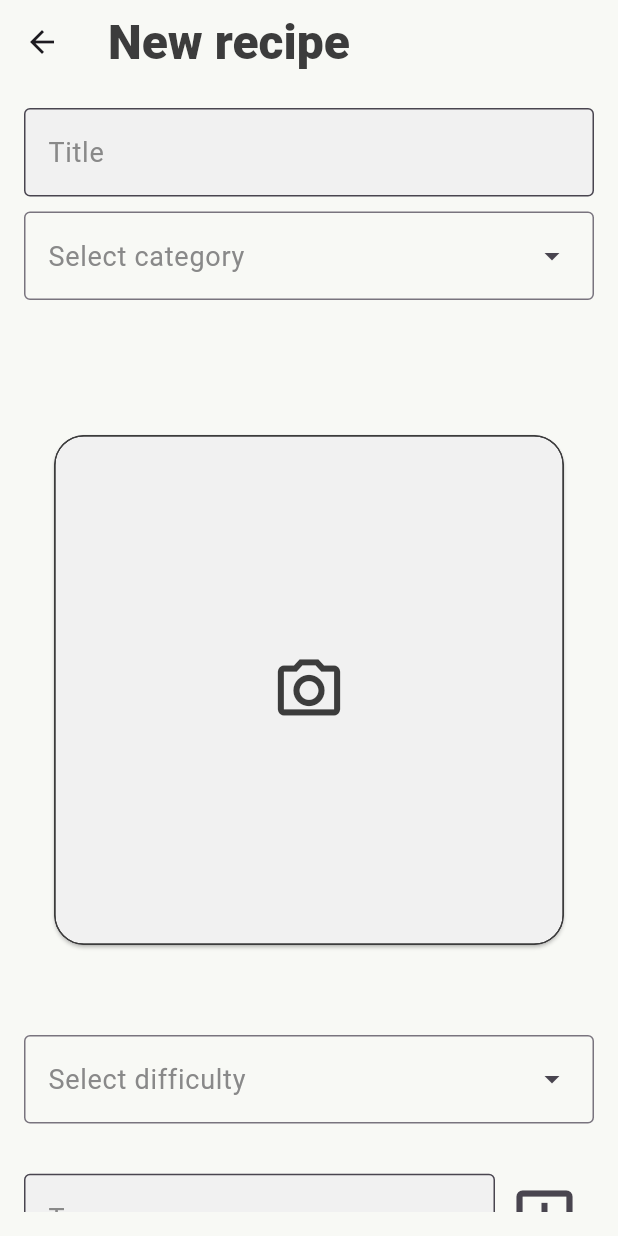
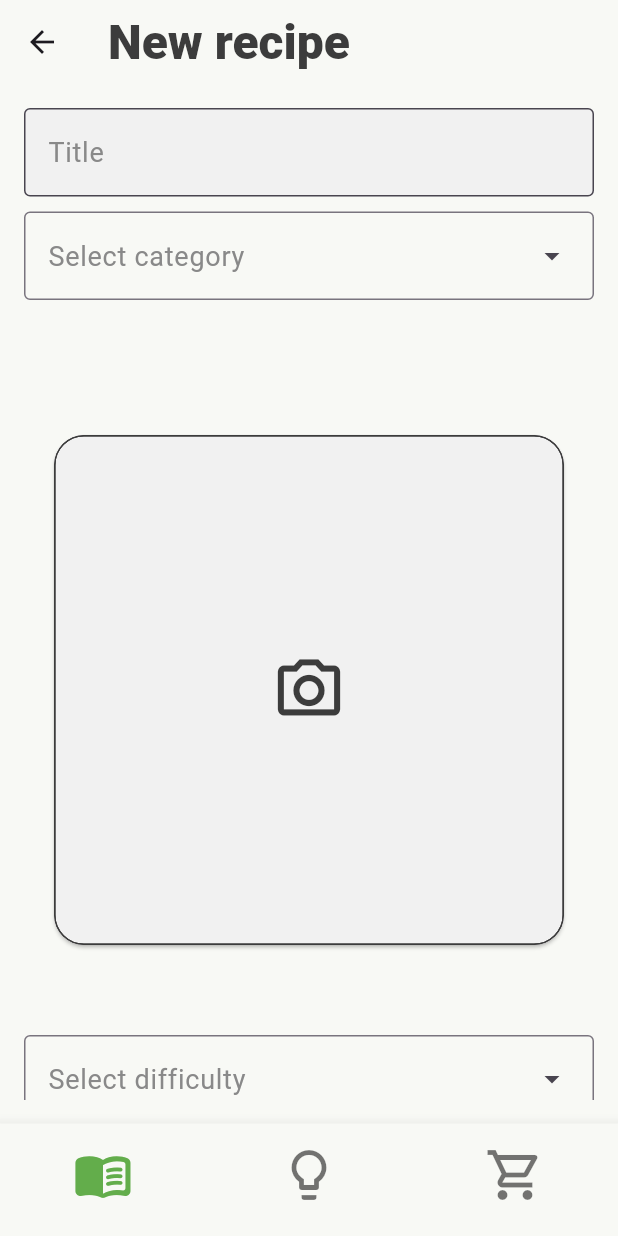
Before and after one commit to Jura17/dishdrop_app_projekt, a Flutter app: the screen it shows after launch, after a tap on "Add Recipe", on a phone screen of 412 x 824 dp. Run offline on Flutter 3.47's test engine with Material 3 defaults, Android fonts, the phone set to English and light mode, and no system bars; our stand-ins replace image_picker, objectbox, shared_preferences; missing offline and left inert: alert_banner, simple_tags; generated files the repository leaves out were written again; network calls fail.

Commit message:
fix: - make bottom nav bar more persistent (still disappears when opening a recommended recipe) - make recommendation card work with asset images as well

```diff
--- a/lib/dish_drop_app.dart
+++ b/lib/dish_drop_app.dart
@@ -4,9 +4,7 @@ import 'package:dishdrop_app_projekt/ui/screens/shopping_list_screen.dart';
 import 'package:flutter/material.dart';
 
 class DishDropApp extends StatefulWidget {
-  const DishDropApp({
-    super.key,
-  });
+  const DishDropApp({super.key});
 
   @override
   State<DishDropApp> createState() => _DishDropAppState();
@@ -15,34 +13,98 @@ class DishDropApp extends StatefulWidget {
 class _DishDropAppState extends State<DishDropApp> {
   int activeIndex = 0;
 
+  final List<GlobalKey<NavigatorState>> _navigatorKeys = [
+    GlobalKey<NavigatorState>(),
+    GlobalKey<NavigatorState>(),
+    GlobalKey<NavigatorState>(),
+  ];
+
+  void _onTap(int index) {
+    if (index == activeIndex) {
+      // If you tap again on the same tab, maybe pop to first route
+      _navigatorKeys[index].currentState?.popUntil((route) => route.isFirst);
+    } else {
+      setState(() {
+        activeIndex = index;
+      });
+    }
+  }
+
   @override
   Widget build(BuildContext context) {
     return Scaffold(
-      body: [
-        CategoriesScreen(),
-        RecommendationScreen(),
-        ShoppingListScreen(),
-      ][activeIndex],
+      body: IndexedStack(
+        index: activeIndex,
+        children: [
+          _buildTabNavigator(0, CategoriesScreen()),
+          _buildTabNavigator(1, RecommendationScreen()),
+          _buildTabNavigator(2, ShoppingListScreen()),
+        ],
+      ),
       bottomNavigationBar: BottomNavigationBar(
         currentIndex: activeIndex,
-        onTap: (index) => setState(() {
-          activeIndex = index;
-        }),
-        items: const <BottomNavigationBarItem>[
-          BottomNavigationBarItem(
-            icon: Icon(Icons.menu_book_rounded, size: 40),
-            label: "",
-          ),
-          BottomNavigationBarItem(
-            icon: Icon(Icons.lightbulb_outline, size: 40),
-            label: "",
-          ),
-          BottomNavigationBarItem(
-            icon: Icon(Icons.local_grocery_store_outlined, size: 40),
-            label: "",
-          ),
+        onTap: _onTap,
+        items: const [
+          BottomNavigationBarItem(icon: Icon(Icons.menu_book_rounded, size: 40), label: ""),
+          BottomNavigationBarItem(icon: Icon(Icons.lightbulb_outline, size: 40), label: ""),
+          BottomNavigationBarItem(icon: Icon(Icons.local_grocery_store_outlined, size: 40), label: ""),
         ],
       ),
     );
   }
+
+  Widget _buildTabNavigator(int index, Widget child) {
+    return Navigator(
+      key: _navigatorKeys[index],
+      onGenerateRoute: (settings) {
+        return MaterialPageRoute(
+          builder: (_) => child,
+        );
+      },
+    );
+  }
 }
+
+// class DishDropApp extends StatefulWidget {
+//   const DishDropApp({
+//     super.key,
+//   });
+
+//   @override
+//   State<DishDropApp> createState() => _DishDropAppState();
+// }
+
+// class _DishDropAppState extends State<DishDropApp> {
+//   int activeIndex = 0;
+
+//   @override
+//   Widget build(BuildContext context) {
+//     return Scaffold(
+//       body: [
+//         CategoriesScreen(),
+//         RecommendationScreen(),
+//         ShoppingListScreen(),
+//       ][activeIndex],
+//       bottomNavigationBar: BottomNavigationBar(
+//         currentIndex: activeIndex,
+//         onTap: (index) => setState(() {
+//           activeIndex = index;
+//         }),
+//         items: const <BottomNavigationBarItem>[
+//           BottomNavigationBarItem(
+//             icon: Icon(Icons.menu_book_rounded, size: 40),
+//             label: "",
+//           ),
+//           BottomNavigationBarItem(
+//             icon: Icon(Icons.lightbulb_outline, size: 40),
+//             label: "",
+//           ),
+//           BottomNavigationBarItem(
+//             icon: Icon(Icons.local_grocery_store_outlined, size: 40),
+//             label: "",
+//           ),
+//         ],
+//       ),
+//     );
+//   }
+// }
```
Also changed, not shown: lib/ui/widgets/recommendation_card_view_widgets/recommendation_card_image_section.dart (+11 -10 lines).
